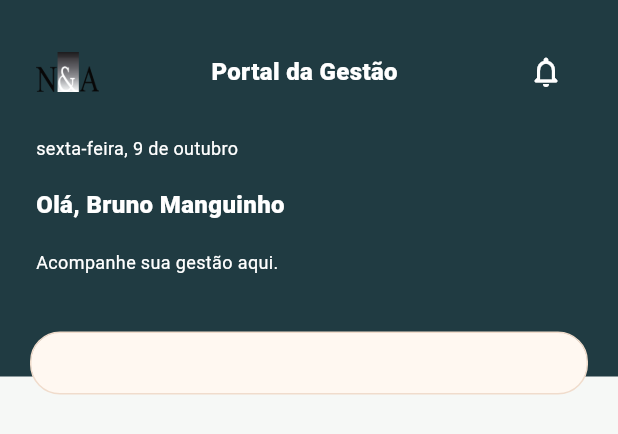
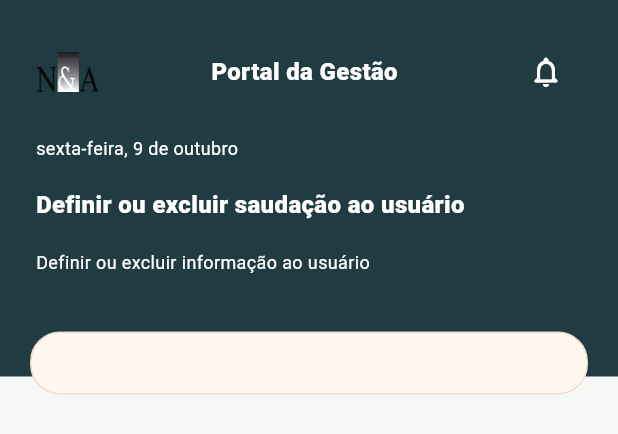
Before and after one commit to brunomanguinho/na-gestao, a Flutter app: the HomeScreen widget shown alone on an empty page, opened directly with empty values, on a phone screen of 412 x 824 dp. Shown: the top 434 px of the screen. Run offline on Flutter 3.47's test engine with Material 3 defaults, Android fonts, the phone set to English and light mode, and no system bars; our stand-ins replace flutter_secure_storage, motion_toast; accounts and stored records are empty.

Commit message:
components of home screen and ui

```diff
--- /dev/null
+++ b/lib/config/app_colors.dart
@@ -0,0 +1,10 @@
+import 'package:flutter/material.dart';
+
+class AppColors {
+  AppColors._();
+
+  static const Color navy = Color(0xFF203B42);
+  static const Color background = Color(0xFFF6F8F6);
+  static const Color textColor = Color(0xFF263C42);
+  static const Color green = Color(0xFF4B8378);
+}
--- /dev/null
+++ b/lib/config/app_config.dart
@@ -0,0 +1,8 @@
+class AppConfig {
+  AppConfig._();
+
+  static const String companyName = 'N&A Consultores';
+  static const String appName = 'Portal da Gestão';
+  static const String appVercion = '1.0.0';
+  static const String apiEndpoint = 'localhost:3001';
+}
--- a/lib/main.dart
+++ b/lib/main.dart
@@ -1,4 +1,5 @@
 import 'package:flutter/material.dart';
+import 'package:gestao/config/app_colors.dart';
 import 'package:gestao/views/auth/authenticator.dart';
 import 'package:gestao/views/index/view.dart';
 import 'package:intl/date_symbol_data_local.dart';
@@ -8,11 +9,6 @@ void main() {
     runApp(const MainApp());
   });
 }
-
-const navy = Color(0xFF203B42);
-const background = Color(0xFFF6F8F6);
-const textColor = Color(0xFF263C42);
-const green = Color(0xFF4B8378);
 
 class MainApp extends StatefulWidget {
   const new({super.key});
@@ -28,8 +24,8 @@ class _MainAppState extends State<MainApp> {
       themeMode: ThemeMode.system,
       theme: ThemeData(
         useMaterial3: true,
-        scaffoldBackgroundColor: background,
-        colorScheme: ColorScheme.fromSeed(seedColor: navy),
+        scaffoldBackgroundColor: AppColors.background,
+        colorScheme: ColorScheme.fromSeed(seedColor: AppColors.navy),
         elevatedButtonTheme: ElevatedButtonThemeData(
           style: ElevatedButton.styleFrom(
             backgroundColor: Colors.blueGrey.shade400,
--- a/lib/services/api.dart
+++ b/lib/services/api.dart
@@ -1,19 +1,18 @@
 import 'dart:convert';
 import 'dart:io';
 
+import 'package:gestao/config/app_config.dart';
 import 'package:gestao/data/sys_current.dart';
 import 'package:gestao/services/exceptions.dart';
 import 'package:gestao/services/http_package.dart';
 import 'package:http/http.dart';
 
 class API {
-  static const String endPoint = 'localhost:3001';
-
   static Future<Map<String, dynamic>> GET(
     String route,
     Map<String, dynamic> params,
   ) async {
-    final uri = Uri.http(endPoint, route, params);
+    final uri = Uri.http(AppConfig.apiEndpoint, route, params);
 
     Response response;
     try {
--- a/lib/ui/components.dart
+++ b/lib/ui/components.dart
@@ -115,3 +115,69 @@ class Toastie {
   ToastieKind get _kind => getKind();
   String get _title => getTitle();
 }
+
+class NotificationButton extends StatelessWidget {
+  const NotificationButton({
+    super.key,
+    required this.onPressed,
+    this.color = Colors.white,
+  });
+
+  final Function onPressed;
+  final Color? color;
+
+  @override
+  Widget build(BuildContext context) {
+    return IconButton(
+      onPressed: () => {onPressed},
+      icon: Icon(Icons.notifications_none_rounded, color: color),
+      tooltip: 'Notificações',
+    );
+  }
+}
+
+class FloatContainer extends StatelessWidget {
+  const FloatContainer({
+    super.key,
+    required this.onTap,
+    required this.children,
+    this.offset,
+  });
+
+  final Function onTap;
+  final List<Widget> children;
+  final Offset? offset;
+
+  Offset get _offset => offset ?? Offset(0, -30);
+
+  @override
+  Widget build(BuildContext context) {
+    return Transform.translate(
+      offset: _offset,
+      child: Padding(
+        padding: EdgeInsets.symmetric(horizontal: 20),
+        child: Column(
+          crossAxisAlignment: CrossAxisAlignment.start,
+          children: [
+            InkWell(
+              onTap: () => {onTap},
+              child: Container(
+                width: double.infinity,
+                padding: const EdgeInsets.all(20),
+                decoration: BoxDecoration(
+                  color: const Color(0xFFFFF8F1),
+                  borderRadius: BorderRadius.circular(20),
+                  border: Border.all(color: const Color(0xFFF0DCCC)),
+                ),
+                child: Column(
+                  crossAxisAlignment: CrossAxisAlignment.start,
+                  // children: children,
+                ),
+              ),
+            ),
+          ],
+        ),
+      ),
+    );
+  }
+}
--- a/lib/utils.dart
+++ /dev/null
@@ -1,9 +0,0 @@
-import 'package:intl/intl.dart';
-
-String getDataExtensa(DateTime date) {
-  final formatter = DateFormat("EEEE, d 'de' MMMM", 'pt_BR');
-
-  String formatedDate = formatter.format((date));
-
-  return formatedDate;
-}
--- /dev/null
+++ b/lib/utils/date_utils.dart
@@ -0,0 +1,13 @@
+import 'package:intl/intl.dart';
+
+class DateTimeUtils {
+  DateTimeUtils._();
+
+  static String getDataExtensa(DateTime date) {
+    final formatter = DateFormat("EEEE, d 'de' MMMM", 'pt_BR');
+
+    String formatedDate = formatter.format((date));
+
+    return formatedDate;
+  }
+}
--- a/lib/views/index/components.dart
+++ b/lib/views/index/components.dart
@@ -1,4 +1,7 @@
 import 'package:flutter/material.dart';
+import 'package:gestao/config/app_colors.dart';
+import 'package:gestao/ui/components.dart';
+import 'package:gestao/utils/date_utils.dart';
 
 TextStyle titleStyle = TextStyle(
   color: Colors.white,
@@ -17,3 +20,51 @@ TextStyle greetingFontStyle = TextStyle(
   fontSize: 16,
   fontWeight: FontWeight.w800,
 );
+
+class ScreenHeader extends StatelessWidget {
+  const ScreenHeader({
+    super.key,
+    required this.title,
+    this.greeting,
+    this.infoText,
+  });
+
+  final String title;
+  final String? greeting;
+  final String? infoText;
+
+  String get _greeting => greeting ?? 'Definir ou excluir saudação ao usuário'; // Ex.: Bom dia/Boa tarde, Fulano.
+  String get _infoText =>
+      infoText ?? 'Definir ou excluir informação ao usuário'; //Ex.: Algumas atividades precisam de sua atenção
+
+  @override
+  Widget build(BuildContext context) {
+    return Container(
+      color: AppColors.navy,
+      width: double.infinity,
+      padding: EdgeInsets.fromLTRB(24, 24, 24, 68),
+      child: Column(
+        crossAxisAlignment: CrossAxisAlignment.start,
+        children: [
+          Row(
+            mainAxisAlignment: MainAxisAlignment.spaceBetween,
+            children: [
+              FavIcon(),
+              Text(title, style: titleStyle),
+              NotificationButton(onPressed: () {}),
+            ],
+          ),
+          SizedBox(height: 18),
+          Text(
+            DateTimeUtils.getDataExtensa(DateTime.now()),
+            style: headerFontStyle,
+          ),
+          SizedBox(height: 18),
+          Text(_greeting, style: greetingFontStyle),
+          SizedBox(height: 18),
+          Text(_infoText, style: headerFontStyle),
+        ],
+      ),
+    );
+  }
+}
--- a/lib/views/index/screens/home.dart
+++ b/lib/views/index/screens/home.dart
@@ -1,7 +1,9 @@
 import 'package:flutter/material.dart';
+import 'package:gestao/config/app_colors.dart';
+import 'package:gestao/config/app_config.dart';
 import 'package:gestao/main.dart';
 import 'package:gestao/ui/components.dart';
-import 'package:gestao/utils.dart';
+import 'package:gestao/utils/date_utils.dart';
 import 'package:gestao/views/index/components.dart';
 
 class HomeScreen extends StatelessWidget {
@@ -14,64 +16,36 @@ class HomeScreen extends StatelessWidget {
     return SingleChildScrollView(
       child: Column(
         children: [
-          Container(
-            color: navy,
-            width: double.infinity,
-            padding: EdgeInsets.fromLTRB(24, 24, 24, 68),
-            child: Column(
-              crossAxisAlignment: CrossAxisAlignment.start,
-              children: [
-                Row(
-                  mainAxisAlignment: MainAxisAlignment.spaceBetween,
-                  children: [
-                    FavIcon(),
-                    Text("Portal da Gestão", style: titleStyle),
-                    IconButton(
-                      onPressed: () {},
-                      icon: Icon(
-                        Icons.notifications_none_rounded,
-                        color: Colors.white,
-                      ),
-                      tooltip: 'Notificações',
-                    ),
-                  ],
-                ),
-                SizedBox(height: 18),
-                Text(getDataExtensa(DateTime.now()), style: headerFontStyle),
-                SizedBox(height: 18),
-                Text("Olá, Bruno Manguinho", style: greetingFontStyle),
-                SizedBox(height: 18),
-                Text("Acompanhe sua gestão aqui.", style: headerFontStyle),
-              ],
-            ),
-          ),
-          Transform.translate(
-            offset: const Offset(0, -30),
-            child: Padding(
-              padding: EdgeInsets.symmetric(horizontal: 20),
-              child: Column(
-                crossAxisAlignment: CrossAxisAlignment.start,
-                children: [
-                  InkWell(
-                    onTap: () => {},
-                    child: Container(
-                      width: double.infinity,
-                      padding: const EdgeInsets.all(20),
-                      decoration: BoxDecoration(
-                        color: const Color(0xFFFFF8F1),
-                        borderRadius: BorderRadius.circular(20),
-                        border: Border.all(color: const Color(0xFFF0DCCC)),
-                      ),
-                      child: Column(
-                        crossAxisAlignment: CrossAxisAlignment.start,
-                        children: [],
-                      ),
-                    ),
-                  ),
-                ],
-              ),
-            ),
-          ),
+          ScreenHeader(title: AppConfig.appName),
+          FloatContainer(onTap: () {}, children: [Text("Texto aqui")]),
+
+          // Transform.translate(
+          //   offset: const Offset(0, -30),
+          //   child: Padding(
+          //     padding: EdgeInsets.symmetric(horizontal: 20),
+          //     child: Column(
+          //       crossAxisAlignment: CrossAxisAlignment.start,
+          //       children: [
+          //         InkWell(
+          //           onTap: () => {},
+          //           child: Container(
+          //             width: double.infinity,
+          //             padding: const EdgeInsets.all(20),
+          //             decoration: BoxDecoration(
+          //               color: const Color(0xFFFFF8F1),
+          //               borderRadius: BorderRadius.circular(20),
+          //               border: Border.all(color: const Color(0xFFF0DCCC)),
+          //             ),
+          //             child: Column(
+          //               crossAxisAlignment: CrossAxisAlignment.start,
+          //               children: [],
+          //             ),
+          //           ),
+          //         ),
+          //       ],
+          //     ),
+          //   ),
+          // ),
         ],
       ),
     );
```
